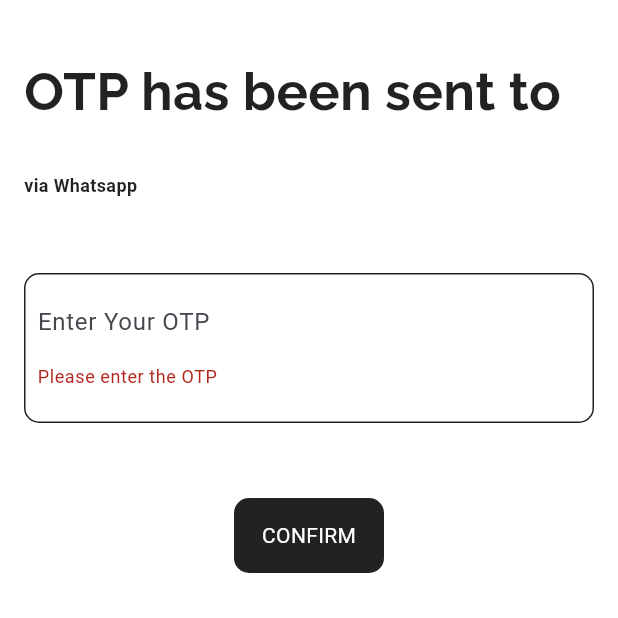
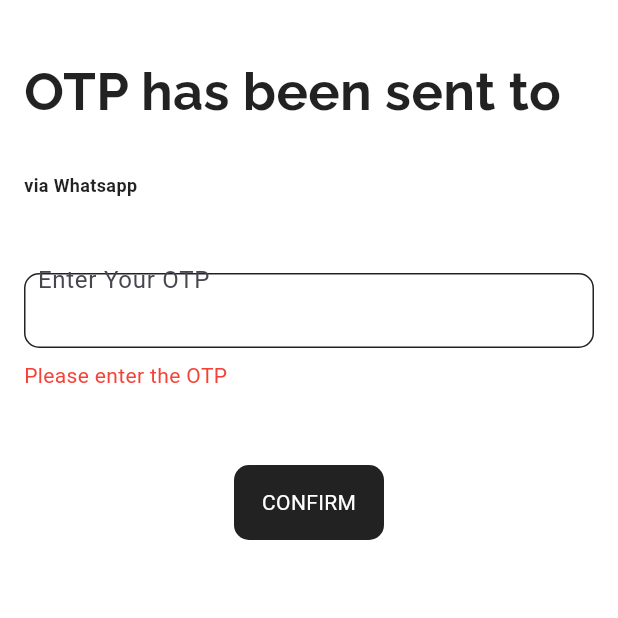
Before and after one commit to Yogesh-Jaisankar/wheel_and_meal, a Flutter app: the OtpInputPage screen opened directly with empty values, after a tap on "CONFIRM", on a phone screen of 412 x 824 dp, the top half of it. Run offline on Flutter 3.47's test engine with Material 3 defaults, Android fonts, the phone set to English and light mode, and no system bars; our stand-ins replace geolocator, google_maps_flutter, location, lottie, shared_preferences, toastification; missing offline and left inert: mongo_dart, otpless_flutter; accounts and stored records are empty.

Commit message:
bugs fixed

```diff
--- a/lib/Screens/Otp.dart
+++ b/lib/Screens/Otp.dart
@@ -24,7 +24,7 @@ class _OtpInputPageState extends State<OtpInputPage> {
   final _otplessFlutterPlugin = Otpless();
   final _formKey = GlobalKey<FormState>();
   bool _isLoading = false;
-  final FocusNode otpFocusNode = FocusNode(); // Create a FocusNode
+  String? _errorMessage; // State variable for error message
 
   Future<bool> checkIfUserExists(String phoneNumber) async {
     var db = await mongo.Db.create(
@@ -66,21 +66,21 @@ class _OtpInputPageState extends State<OtpInputPage> {
           autoCloseDuration: const Duration(seconds: 2),
         );
 
-        Navigator.pushReplacement(
+        Navigator.pushAndRemoveUntil(
           context,
           MaterialPageRoute(
-            builder: (context) => Home(), // Navigate to the home page
-          ),
+              builder: (context) => Home()), // Replace with your target page
+          (Route<dynamic> route) => false, // This clears all previous routes
         );
       } else {
         // If the user doesn't exist, navigate to UserDetailsPage
-        Navigator.pushReplacement(
+        Navigator.pushAndRemoveUntil(
           context,
           MaterialPageRoute(
-            builder: (context) => UserDetailsPage(
-              phoneNumber: widget.phoneNumber, // Pass the phone number
-            ),
-          ),
+              builder: (context) => UserDetailsPage(
+                  phoneNumber:
+                      widget.phoneNumber)), // Replace with your target page
+          (Route<dynamic> route) => false, // This clears all previous routes
         );
       }
     } else {
@@ -103,6 +103,7 @@ class _OtpInputPageState extends State<OtpInputPage> {
     if (_formKey.currentState!.validate()) {
       setState(() {
         _isLoading = true;
+        _errorMessage = null; // Reset error message
       });
 
       Map<String, dynamic> arg = {
@@ -115,18 +116,8 @@ class _OtpInputPageState extends State<OtpInputPage> {
   }
 
   @override
-  void initState() {
-    super.initState();
-    WidgetsBinding.instance.addPostFrameCallback((_) {
-      // Request focus for the OTP input field
-      FocusScope.of(context).requestFocus(otpFocusNode);
-    });
-  }
-
-  @override
   void dispose() {
     otpController.dispose();
-    otpFocusNode.dispose(); // Dispose of the FocusNode
     super.dispose();
   }
 
@@ -173,7 +164,7 @@ class _OtpInputPageState extends State<OtpInputPage> {
                       ),
                       SizedBox(height: 50),
                       Container(
-                        height: 100,
+                        height: 50,
                         decoration: BoxDecoration(
                             borderRadius: BorderRadius.circular(10),
                             border: Border.all(color: Colors.black87)),
@@ -181,7 +172,6 @@ class _OtpInputPageState extends State<OtpInputPage> {
                           padding: const EdgeInsets.all(8.0),
                           child: TextFormField(
                             controller: otpController,
-                            focusNode: otpFocusNode, // Use the FocusNode
                             keyboardType: TextInputType.number,
                             decoration: InputDecoration(
                               focusColor: Colors.black87,
@@ -190,16 +180,34 @@ class _OtpInputPageState extends State<OtpInputPage> {
                             ),
                             validator: (value) {
                               if (value == null || value.isEmpty) {
-                                return 'Please enter the OTP';
+                                setState(() {
+                                  _errorMessage = 'Please enter the OTP';
+                                });
+                                return '';
                               }
                               if (value.length != 6) {
-                                return 'OTP must be 6 digits';
+                                setState(() {
+                                  _errorMessage = 'OTP must be 6 digits';
+                                });
+                                return '';
                               }
                               return null;
                             },
                           ),
                         ),
                       ),
+                      // Display the error message separately
+                      if (_errorMessage != null)
+                        Padding(
+                          padding: const EdgeInsets.only(top: 8.0),
+                          child: Text(
+                            _errorMessage!,
+                            style: TextStyle(
+                              color: Colors.red,
+                              fontSize: 14,
+                            ),
+                          ),
+                        ),
                       const SizedBox(height: 50),
                       GestureDetector(
                         onTap: () {
@@ -222,17 +230,6 @@ class _OtpInputPageState extends State<OtpInputPage> {
                           ),
                         ),
                       ),
-                      // Row(
-                      //   mainAxisAlignment: MainAxisAlignment.center,
-                      //   children: [
-                      //     Text("Wrong Number?"),
-                      //     SizedBox(width: 5),
-                      //     Icon(
-                      //       size: 20,
-                      //       Icons.mode_edit_outlined,
-                      //     ),
-                      //   ],
-                      // ),
                     ],
                   ),
                 ),
--- a/lib/Screens/UserDetails.dart
+++ b/lib/Screens/UserDetails.dart
@@ -101,7 +101,7 @@ class _UserDetailsPageState extends State<UserDetailsPage> {
           type: ToastificationType.success,
           style: ToastificationStyle.flatColored,
           showProgressBar: false,
-          autoCloseDuration: const Duration(seconds: 1),
+          autoCloseDuration: const Duration(seconds: 2),
         );
 
         Navigator.pushAndRemoveUntil(
@@ -118,7 +118,7 @@ class _UserDetailsPageState extends State<UserDetailsPage> {
           type: ToastificationType.success,
           style: ToastificationStyle.flatColored,
           showProgressBar: false,
-          autoCloseDuration: const Duration(seconds: 1),
+          autoCloseDuration: const Duration(seconds: 2),
         );
       } else {
         ScaffoldMessenger.of(context).showSnackBar(
```
Also changed, not shown: lib/Screens/profile.dart (+17 -22 lines).
